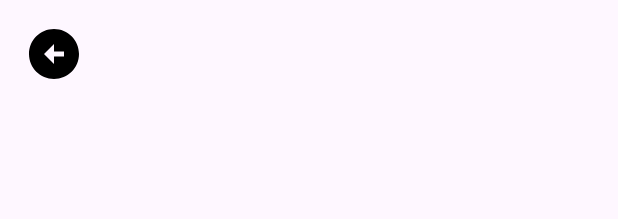
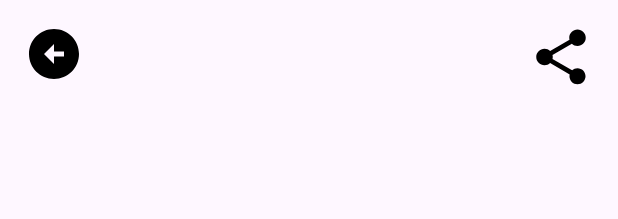
Before and after one commit to DeepakBanger11/GardeningApp, an Android app built with Jetpack Compose: the layout activity_plant_detail.xml on its own in the app's theme, with its tools: preview values and no code run, on a phone screen of 412 x 824 dp. Shown: the top 219 px of the screen. Run offline under Robolectric (Android 15) with nearby library versions, the phone set to English and light mode, and no system bars.

```diff
--- a/app/build.gradle.kts
+++ b/app/build.gradle.kts
@@ -68,6 +68,7 @@ dependencies {
 
     //DataStore Preferences
     implementation("androidx.datastore:datastore-preferences:1.0.0")
+
 
     // ViewModel and Lifecycle
     implementation("androidx.lifecycle:lifecycle-viewmodel-ktx:$lifecycle_version")
--- a/app/src/main/java/com/getstarted/flower/room/NetworkModule.kt
+++ b/app/src/main/java/com/getstarted/flower/room/NetworkModule.kt
@@ -4,6 +4,7 @@ import android.content.Context
 import androidx.room.Room
 import com.getstarted.flower.api.PlantApiService
 import com.getstarted.flower.utils.Constants
+import com.google.gson.GsonBuilder
 import dagger.Module
 import dagger.Provides
 import dagger.hilt.InstallIn
@@ -17,12 +18,13 @@ import javax.inject.Singleton
 @Module
 @InstallIn(SingletonComponent::class)
 object NetworkModule {
+    val gson = GsonBuilder().setLenient().create()
     @Provides
     @Singleton
     fun networkRetrofit(): Retrofit {
         val retrofit = Retrofit.Builder()
             .baseUrl("https://perenual.com/") // Replace with your base URL
-            .addConverterFactory(GsonConverterFactory.create())
+            .addConverterFactory(GsonConverterFactory.create(gson))
             .build()
         return retrofit
     }
--- a/app/src/main/java/com/getstarted/flower/utils/Contants.kt
+++ b/app/src/main/java/com/getstarted/flower/utils/Contants.kt
@@ -4,6 +4,8 @@ package com.getstarted.flower.utils
 object Constants {
     const val DATABASE_TABLE = "garden_table"
     const val DATABASE_NAME = "garden_database"
+    const val API_KEY = "sk-0wTF656a0cbd1a9a63258"
+    const val NETWORK_PAGE_SIZE = 50
     const val DESCRIPTION =
         "Aquilegia coerulea, the state flower of Colorado, is a species of flowering plant in the buttercup family Ranunculaceae, native to the Rocky Mountains from Montana south to New Mexico and west to Idaho and Arizona. Its common name is Colorado blue columbine; sometimes it is called \"Rocky Mountain columbine,\" but this also refers to Aquilegia saximontana.<br><br>(From <a href=\"https://en.wikipedia.org/wiki/Aquilegia_coerulea\">Wikipedia</a>)"
 }
--- /dev/null
+++ b/app/src/main/res/drawable/share_button.xml
@@ -0,0 +1,5 @@
+<vector android:height="44dp" android:tint="#FFFCFC"
+    android:viewportHeight="24" android:viewportWidth="24"
+    android:width="44dp" xmlns:android="http://schemas.android.com/apk/res/android">
+    <path android:fillColor="@android:color/white" android:pathData="M18,16.08c-0.76,0 -1.44,0.3 -1.96,0.77L8.91,12.7c0.05,-0.23 0.09,-0.46 0.09,-0.7s-0.04,-0.47 -0.09,-0.7l7.05,-4.11c0.54,0.5 1.25,0.81 2.04,0.81 1.66,0 3,-1.34 3,-3s-1.34,-3 -3,-3 -3,1.34 -3,3c0,0.24 0.04,0.47 0.09,0.7L8.04,9.81C7.5,9.31 6.79,9 6,9c-1.66,0 -3,1.34 -3,3s1.34,3 3,3c0.79,0 1.5,-0.31 2.04,-0.81l7.12,4.16c-0.05,0.21 -0.08,0.43 -0.08,0.65 0,1.61 1.31,2.92 2.92,2.92 1.61,0 2.92,-1.31 2.92,-2.92s-1.31,-2.92 -2.92,-2.92z"/>
+</vector>
--- a/app/src/main/res/layout/activity_plant_detail.xml
+++ b/app/src/main/res/layout/activity_plant_detail.xml
@@ -26,6 +26,18 @@
         app:layout_constraintTop_toTopOf="parent"
         app:tint="@color/black"
         android:textStyle="bold"
+        android:background="@android:color/transparent" />
+    <ImageButton
+        android:id="@+id/shareButton"
+        android:layout_width="wrap_content"
+        android:layout_height="wrap_content"
+        android:layout_marginEnd="16dp"
+        android:layout_marginTop="16dp"
+        android:src="@drawable/share_button"
+        android:contentDescription="@string/share_button"
+        app:layout_constraintEnd_toEndOf="parent"
+        app:layout_constraintTop_toTopOf="parent"
+        app:tint="@color/black"
         android:background="@android:color/transparent" />
 
     <LinearLayout
--- a/app/src/main/res/values/strings.xml
+++ b/app/src/main/res/values/strings.xml
@@ -8,4 +8,5 @@
     <string name="plant_description">Plant Description</string>
     <string name="back_button">Back To Main Page</string>
     <string name="floating_button">Add New Plant To Garden</string>
+    <string name="share_button">Click Share Button</string>
 </resources>
```
Also changed, not shown: app/src/main/java/com/getstarted/flower/PlantDetail.kt (+14 -1 lines), app/src/main/java/com/getstarted/flower/adapter/PlantListAdapter.kt (+3 -5 lines), app/src/main/java/com/getstarted/flower/api/PlantApiService.kt (+6 -4 lines), app/src/main/java/com/getstarted/flower/api/model/paging/PlantPagingSource.kt (+10 -6 lines), app/src/main/java/com/getstarted/flower/fragment/MyPlantsFragment.kt (+20 -2 lines), app/src/main/java/com/getstarted/flower/model/PlantViewModel.kt (+26 -12 lines), app/src/main/java/com/getstarted/flower/room/repository/GardenRepository.kt (+7 -7 lines), app/src/main/res/layout/fragment_my_plants.xml (+11 -2 lines).
